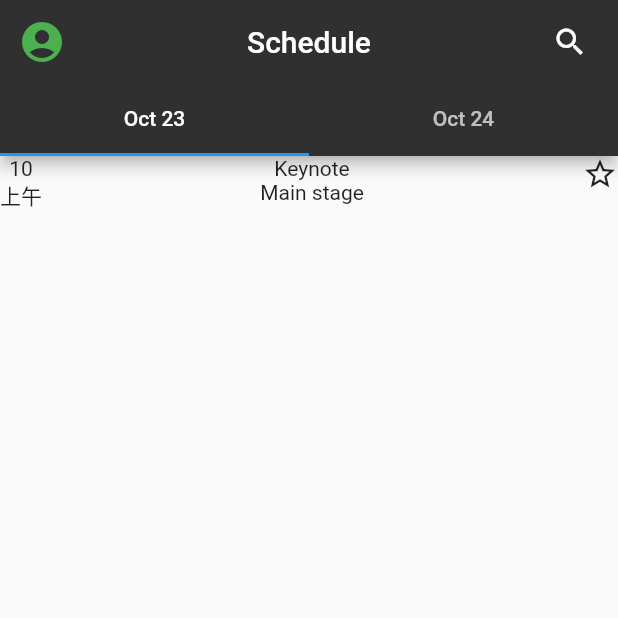
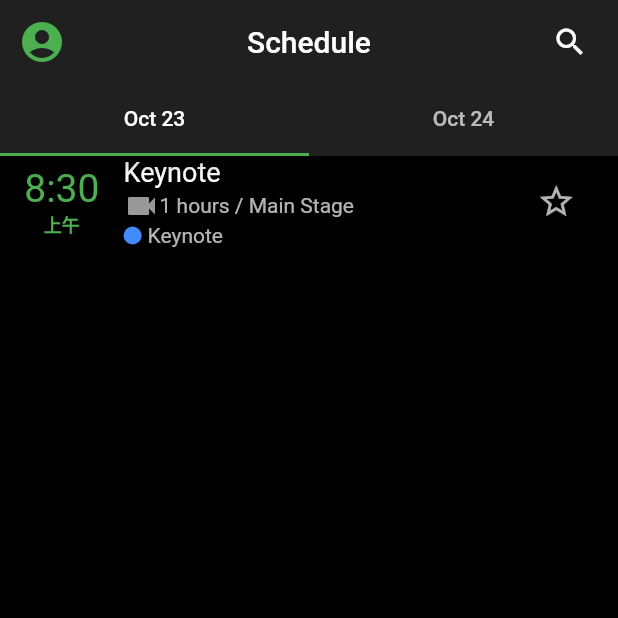
Before and after one commit to Mightted/ioschedFlutter, a Flutter app: the screen it shows after launch, on a phone screen of 412 x 824 dp, the top half of it. Run offline on Flutter 3.47's test engine with Material 2 defaults, Android fonts, the phone set to English and light mode, and no system bars.

Commit message:
修改样式

```diff
--- a/lib/main.dart
+++ b/lib/main.dart
@@ -1,11 +1,20 @@
 import 'package:flutter/material.dart';
+import 'package:flutter/rendering.dart';
+import 'package:flutter/services.dart';
 import 'package:ioschedflutter/scheduleItem.dart';
 
-void main() => runApp(MyApp());
+void main() {
+//  debugPaintSizeEnabled = true;
+  runApp(MyApp());
+}
 
 class MyApp extends StatelessWidget {
-
-  final List<Tab> tabs = <Tab>[Tab(text: "Oct 23"), Tab(text: "Oct 24",)];
+  final List<Tab> tabs = <Tab>[
+    Tab(text: "Oct 23"),
+    Tab(
+      text: "Oct 24",
+    )
+  ];
 
   @override
   Widget build(BuildContext context) {
@@ -13,15 +22,22 @@ class MyApp extends StatelessWidget {
         title: 'Schedule',
         debugShowCheckedModeBanner: false,
         theme: ThemeData(
-          primaryColor: Color(0xFF303030),
+          primaryColor: Color(0xFF202020),
+          primarySwatch: Colors.green
         ),
         home: DefaultTabController(
           length: tabs.length,
           child: Scaffold(
             appBar: AppBar(
               centerTitle: true,
-              leading: Icon(Icons.account_circle, size: 32,color: Colors.green),
-              actions: <Widget>[Padding(padding: EdgeInsets.only(right:20), child: Icon(Icons.search),)] ,
+              leading:
+                  Icon(Icons.account_circle, size: 32, color: Colors.green),
+              actions: <Widget>[
+                Padding(
+                  padding: EdgeInsets.only(right: 20),
+                  child: Icon(Icons.search),
+                )
+              ],
               title: Text('Schedule'),
               bottom: TabBar(
                 tabs: tabs,
@@ -29,11 +45,10 @@ class MyApp extends StatelessWidget {
             ),
             body: TabBarView(
               children: tabs.map((Tab tab) {
-                return ScheduleItem();
+                return Container(color: Colors.black, child: ScheduleItem());
               }).toList(),
             ),
           ),
-        )
-    );
+        ));
   }
 }
--- a/lib/scheduleItem.dart
+++ b/lib/scheduleItem.dart
@@ -3,23 +3,68 @@ import 'package:flutter/material.dart';
 class ScheduleItem extends StatelessWidget {
   @override
   Widget build(BuildContext context) {
-    return Row(
-      crossAxisAlignment: CrossAxisAlignment.start,
-      children: <Widget>[
-        Column(
-          children: <Widget>[Text("10"), Text("上午")],
-        ),
-        Expanded(
-          flex: 1,
-          child: Column(
+    return DefaultTextStyle(
+      style: TextStyle(color: Colors.white70),
+      child: Column(
+        children: <Widget>[
+          Row(
             children: <Widget>[
-              Text("Keynote"),
-              Text("Main stage"),
+              Expanded(
+                flex: 2,
+                child: Column(
+                  children: <Widget>[
+                    Text(
+                      "8:30",
+                      style: TextStyle(color: Colors.green, fontSize: 26),
+                    ),
+                    Text(
+                      "上午",
+                      style: TextStyle(
+                          color: Colors.green,
+                          fontSize: 12,
+                          fontWeight: FontWeight.bold),
+                    )
+                  ],
+                ),
+              ),
+              Expanded(
+                flex: 6,
+                child: Column(
+                  crossAxisAlignment: CrossAxisAlignment.start,
+                  children: <Widget>[
+                    Text("Keynote",
+                        style: TextStyle(fontSize: 18, color: Colors.white)),
+                    Row(
+                      children: <Widget>[
+                        Icon(Icons.videocam, color: Colors.white60),
+                        Text("1 hours / Main Stage")
+                      ],
+                    ),
+                    Wrap(
+                      spacing: 4,
+                      crossAxisAlignment: WrapCrossAlignment.center,
+                      children: <Widget>[
+                        CircleAvatar(
+                          radius: 6,
+                          backgroundColor: Colors.blueAccent,
+                        ),
+                        Text("Keynote")
+                      ],
+                    )
+                  ],
+                ),
+              ),
+              Expanded(
+                  flex: 2,
+                  child: Icon(
+                    Icons.star_border,
+                    color: Colors.white70,
+                    size: 26,
+                  ))
             ],
           ),
-        ),
-        Icon(Icons.star_border)
-      ],
+        ],
+      ),
     );
   }
 }
```
Also changed, not shown: 2 other files.
